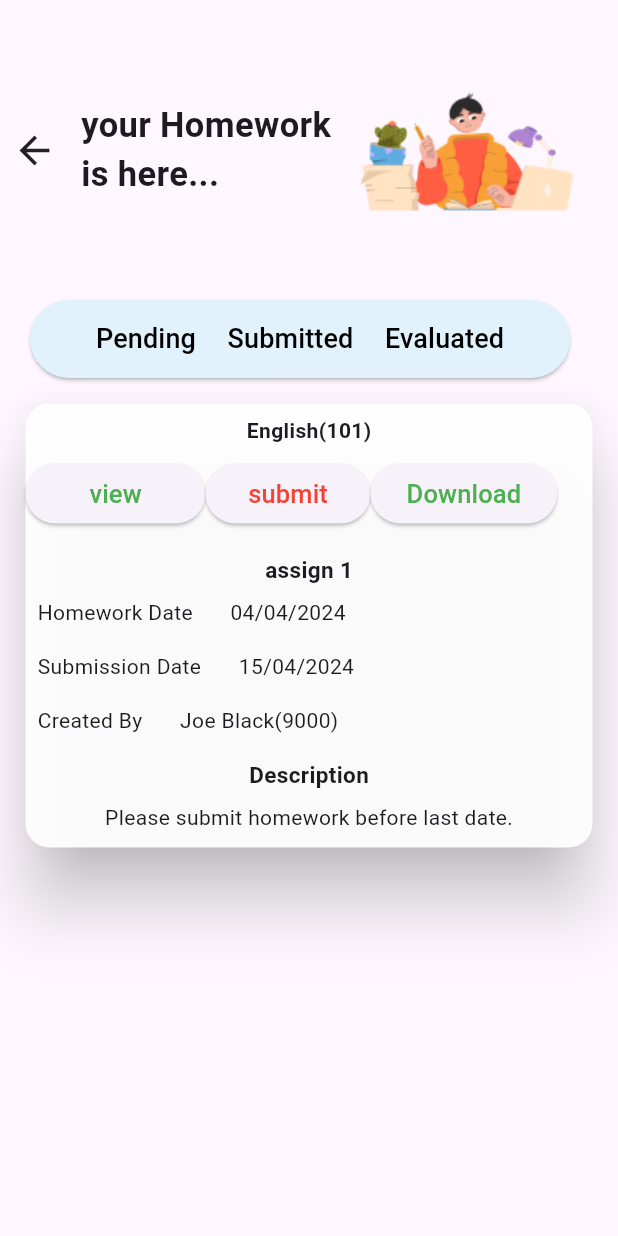
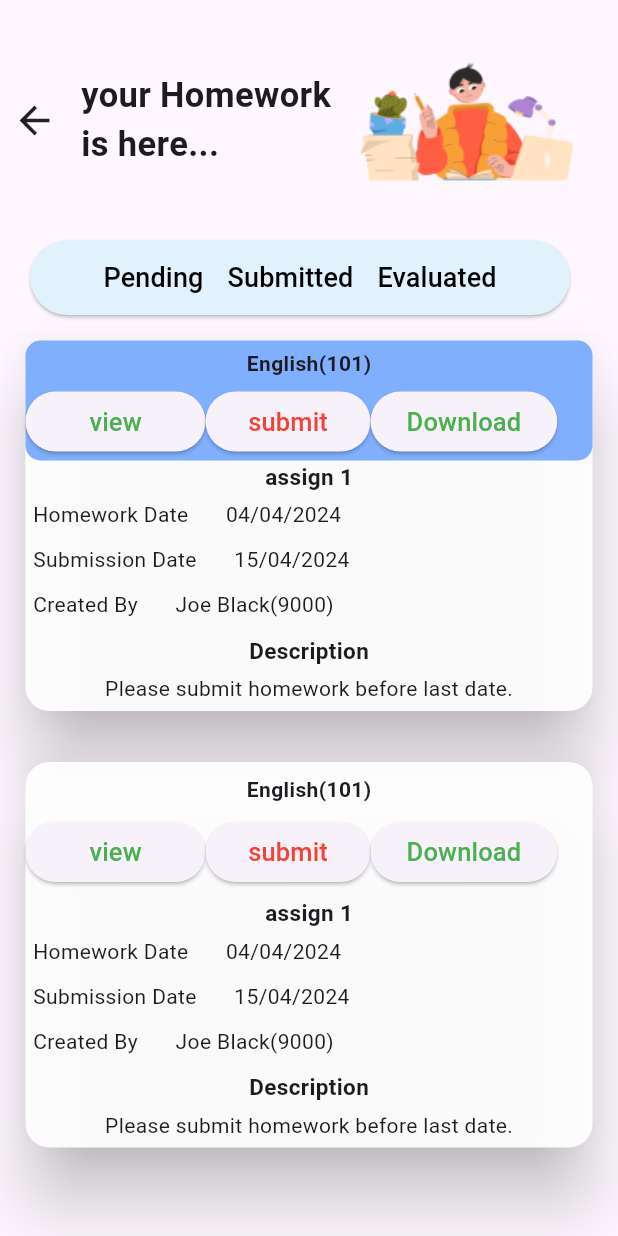
Before and after one commit to Komalanap07/Dg-application, a Flutter app: the sub_homework screen opened directly, on a phone screen of 412 x 824 dp. Run offline on Flutter 3.47's test engine with Material 3 defaults, Android fonts, the light colour scheme and no system bars.

Commit message:
Your commit message here

```diff
--- a/lib/eng_homework.dart
+++ b/lib/eng_homework.dart
@@ -15,7 +15,7 @@ class _sub_homeworkState extends State<sub_homework> {
         child: Column(
           children: [
             Container(
-              height: 200,
+              height: 160,
               // width: double.infinity,
               // color: Colors.black87,
               child: Row(
@@ -66,7 +66,7 @@ class _sub_homeworkState extends State<sub_homework> {
                             ),
                           ),
                           Padding(
-                            padding: const EdgeInsets.all(13.0),
+                            padding: const EdgeInsets.all(8.0),
                             child: Text('Submitted',
                                 style: TextStyle(
                                     fontSize: 18, color: Colors.black)),
@@ -97,7 +97,122 @@ class _sub_homeworkState extends State<sub_homework> {
                 child: Column(
                   children: [
                     Container(
-                      height: 100,
+                      decoration: BoxDecoration(
+                        borderRadius: BorderRadius.circular(10),
+                        color: const Color.fromARGB(207, 100, 157, 255),
+                      ),
+                      height: 80,
+                      width: double.infinity,
+
+                      child: Column(
+                        children: [
+                         Padding(
+                           padding: const EdgeInsets.all(5.0),
+                           child: Text('English(101)',style: TextStyle(fontWeight: FontWeight.bold,),),
+                         ),
+                          Row(
+                            children: [
+                              ElevatedButton(
+                                  style: ElevatedButton.styleFrom(
+                                    minimumSize: Size(120, 40),
+                                  ),
+                                  onPressed: () {},
+                                  child: Text(
+                                    'view',
+                                    style: TextStyle(fontSize: 17,color: Colors.green),
+                                  )),
+                              ElevatedButton(
+                                  style: ElevatedButton.styleFrom(
+                                    minimumSize: Size(110, 40),
+                                  ),
+                                  onPressed: () {},
+                                  child: Text(
+                                    'submit',
+                                    style: TextStyle(fontSize: 17,color: Colors.red),
+                                  )),
+                              ElevatedButton(
+                                  style: ElevatedButton.styleFrom(
+                                    minimumSize: Size(120, 40),
+                                  ),
+                                  onPressed: () {},
+                                  child: Text(
+                                    'Download',
+                                    style: TextStyle(fontSize: 17,color: Colors.green),
+                                  ))
+                            ]
+                          ),
+                        ],
+                      ),
+
+
+                    ),
+                    Container(
+                      child: Column(
+                        children: [
+                         Text('assign 1',style: TextStyle(fontWeight: FontWeight.bold,fontSize: 15)),
+                         Padding(
+                           padding: const EdgeInsets.all(5.0),
+                           child: Row(
+                            children: [
+                              Text('Homework Date'),SizedBox(width: 25,),
+                              Text('04/04/2024')
+                            ],
+                           ),
+                         ),
+                         Padding(
+                           padding: const EdgeInsets.all(5.0),
+                           child: Row(
+                            children: [
+                              Text('Submission Date'),SizedBox(width: 25,),
+
+                              Text('15/04/2024')
+                            ],
+                           ),
+                         ),
+                         Padding(
+                           padding: const EdgeInsets.all(5.0),
+                           child: Row(
+                            children: [
+                              Text('Created By'),SizedBox(width: 25,),
+                              Text('Joe Black(9000)')
+                            ],
+                           ),
+                         ),
+                         Padding(
+                           padding: const EdgeInsets.all(5.0),
+                           child: Text('Description',style: TextStyle(fontWeight: FontWeight.bold,fontSize: 15),),
+                         ),
+                         Padding(
+                           padding: const EdgeInsets.only(bottom: 5.0),
+                           child: Text('Please submit homework before last date.'),
+                         )
+                        ],
+                      ),
+
+
+                    ),
+
+                  ],
+                ),
+              ),
+
+            ),
+             Padding(
+              padding: const EdgeInsets.all(13.0),
+              child: Card(
+                elevation: 20, // Controls the shadow depth
+  shape: RoundedRectangleBorder(
+    borderRadius: BorderRadius.circular(16), // Sets border radius
+  ),
+
+
+
+
+                color: const Color.fromARGB(238, 255, 255, 255),
+                child: Column(
+                  children: [
+                    Container(
+                      height: 90,
                       width: double.infinity,
                       // color: const Color.fromARGB(207, 100, 157, 255),
                       child: Column(
@@ -147,7 +262,7 @@ class _sub_homeworkState extends State<sub_homework> {
                         children: [
                          Text('assign 1',style: TextStyle(fontWeight: FontWeight.bold,fontSize: 15)),
                          Padding(
-                           padding: const EdgeInsets.all(8.0),
+                           padding: const EdgeInsets.all(5.0),
                            child: Row(
                             children: [
                               Text('Homework Date'),SizedBox(width: 25,),
@@ -156,7 +271,7 @@ class _sub_homeworkState extends State<sub_homework> {
                            ),
                          ),
                          Padding(
-                           padding: const EdgeInsets.all(8.0),
+                           padding: const EdgeInsets.all(5.0),
                            child: Row(
                             children: [
                               Text('Submission Date'),SizedBox(width: 25,),
@@ -166,7 +281,7 @@ class _sub_homeworkState extends State<sub_homework> {
                            ),
                          ),
                          Padding(
-                           padding: const EdgeInsets.all(8.0),
+                           padding: const EdgeInsets.all(5.0),
                            child: Row(
                             children: [
                               Text('Created By'),SizedBox(width: 25,),
@@ -175,11 +290,11 @@ class _sub_homeworkState extends State<sub_homework> {
                            ),
                          ),
                          Padding(
-                           padding: const EdgeInsets.all(8.0),
+                           padding: const EdgeInsets.all(5.0),
                            child: Text('Description',style: TextStyle(fontWeight: FontWeight.bold,fontSize: 15),),
                          ),
                          Padding(
-                           padding: const EdgeInsets.only(bottom: 10.0),
+                           padding: const EdgeInsets.only(bottom: 5.0),
                            child: Text('Please submit homework before last date.'),
                          )
                         ],
```
